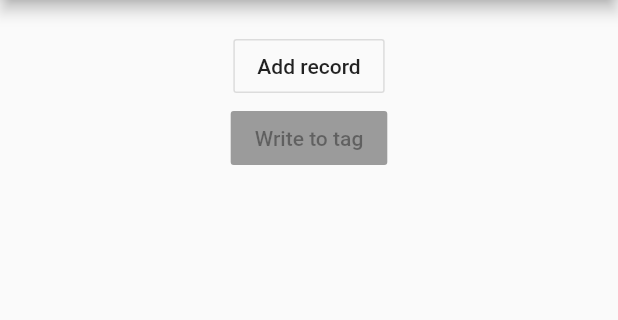
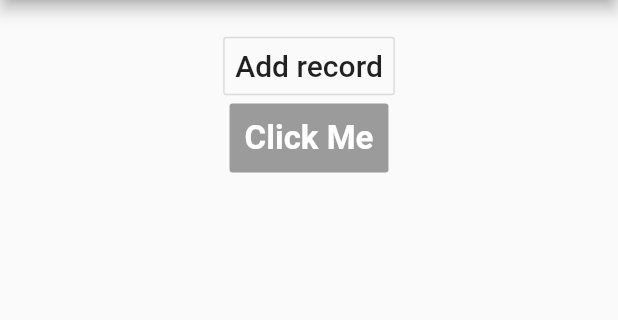
Before and after one commit to moinkhan603/Nomi-NFC, a Flutter app: the WriteExampleScreen screen opened directly with empty values, on a phone screen of 412 x 824 dp, the part 84-404 px from its top. Run offline on Flutter 3.47's test engine with Material 2 defaults, Android fonts, the phone set to English and light mode, and no system bars; our stand-ins replace firebase_auth, firebase_database, firebase_storage, floating_bottom_navigation_bar, fluttertoast, font_awesome_flutter and 7 more; missing offline and left inert: downloads_path_provider, launch_review, nfc_in_flutter, share_extend, vcard; accounts and stored records are empty; network calls fail.

Commit message:
final - hamza

```diff
--- a/lib/CRUD.dart
+++ b/lib/CRUD.dart
@@ -112,19 +112,18 @@ class CRUD {
     });
   }
 
-
-
   static logOut() async {
     final FirebaseAuth _firebaseAuth = FirebaseAuth.instance;
     await _firebaseAuth.signOut().then((_) {
-
-  refresh();
+      refresh();
     });
   }
 
 
+
+
+
   static Future<bool> getData() async {
-
 //
 //    FirebaseDatabase database;
 //    database = FirebaseDatabase.instance;
@@ -155,7 +154,7 @@ class CRUD {
         .then((DataSnapshot dataSnapshot) {
       Map<dynamic, dynamic> values = dataSnapshot.value;
       values.forEach((key, values) {
-        whatsapp =  values["whatsapp_un"];
+        whatsapp = values["whatsapp_un"];
 
         twitter = values["twitter_un"];
         venmo = values["venmo_un"];
@@ -171,15 +170,14 @@ class CRUD {
         soundcloud = values["soundcloud_un"];
         taps = values["taps"];
         name = values["Name"];
+        email = values["email"];
         Number = values["Number"];
         Occupation = values["Occupation"];
         imgUrl = values["img_url"];
         bio = values["bio"];
       });
-
     });
     print(whatsapp);
-return true;
+    return true;
   }
-
 }
--- a/lib/write_example_screen.dart
+++ b/lib/write_example_screen.dart
@@ -92,7 +92,8 @@ class _WriteExampleScreenState extends State<WriteExampleScreen> {
         children: <Widget>[
           Center(
             child: OutlineButton(
-              child: const Text("Add record"),
+              padding: const EdgeInsets.all(8.0),
+              child: const Text("Add record", style: TextStyle(fontSize: 20)),
               onPressed: _addRecord,
             ),
           ),
@@ -102,7 +103,8 @@ class _WriteExampleScreenState extends State<WriteExampleScreen> {
               child: Column(
                 crossAxisAlignment: CrossAxisAlignment.start,
                 children: <Widget>[
-                  Text(widget.title +" Link", style: Theme.of(context).textTheme.body2),
+                  Text(widget.title + " Link",
+                      style: Theme.of(context).textTheme.body2),
                   TextFormField(
                     controller: TextEditingController(text: widget.name),
                     decoration: InputDecoration(
@@ -114,7 +116,16 @@ class _WriteExampleScreenState extends State<WriteExampleScreen> {
             ),
           Center(
             child: RaisedButton(
-              child: const Text("Write to tag"),
+              textColor: Colors.white,
+              color: Colors.blueAccent,
+
+              padding: const EdgeInsets.all(10.0),
+              child: const Text("Click Me",
+                  style: TextStyle(
+                    fontSize: 22,
+                    fontWeight: FontWeight.bold,
+                    fontFamily: 'Roboto',
+                  )),
               onPressed: _records.length > 0 ? () => _write(context) : null,
             ),
           ),
```
Also changed, not shown: lib/customDrawer.dart (+22 -13 lines), lib/editProfile.dart (+5 -3 lines), lib/main.dart (+7 -26 lines), lib/profile.dart (+39 -88 lines), lib/read.dart (+7 -2 lines), lib/vcard.dart (+17 -33 lines), lib/write.dart (+30 -1 lines), assets/images/vcardfile.png (added), 4 other files.
